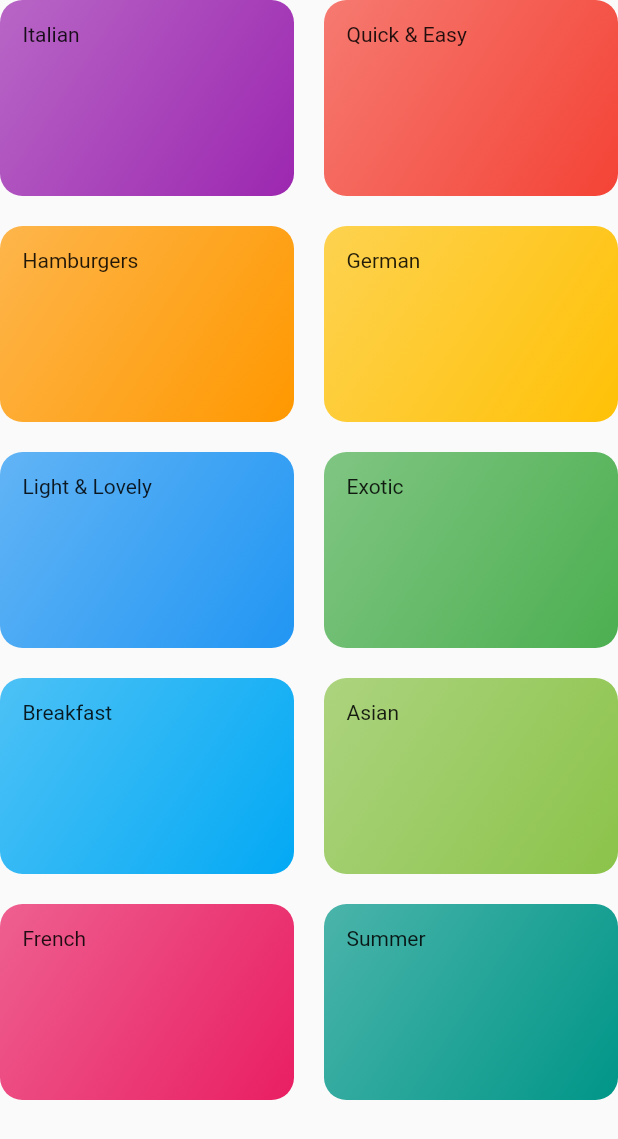
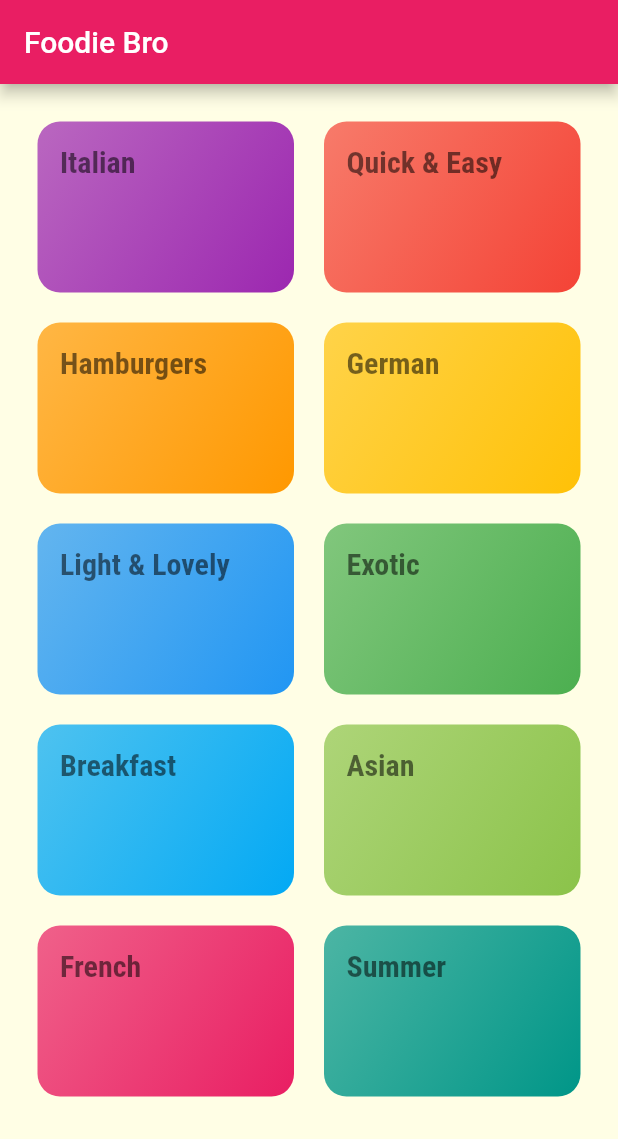
Before and after one commit to Sudhanva-Nadiger/foodie_bro, a Flutter app: the CategoriesScreen screen opened directly, on a phone screen of 412 x 824 dp. Shown: the top 1139 px of the screen. Run offline on Flutter 3.47's test engine with Material 2 defaults, Android fonts, the phone set to English and light mode, and no system bars.

Commit message:
feat: add assets and fonts
- feat: themimg
- seperate folders for all widgters and screens

```diff
--- a/lib/screens/categories_screen.dart
+++ b/lib/screens/categories_screen.dart
@@ -7,7 +7,12 @@ class CategoriesScreen extends StatelessWidget {
 
   @override
   Widget build(BuildContext context) {
-    return GridView(
+    return Scaffold(
+      appBar: AppBar(
+        title: const Text('Foodie Bro'),
+      ),
+      body: GridView(
+        padding: const EdgeInsets.all(25),
         gridDelegate: const SliverGridDelegateWithMaxCrossAxisExtent(
           maxCrossAxisExtent: 200,
           childAspectRatio: 3 / 2,
@@ -17,6 +22,7 @@ class CategoriesScreen extends StatelessWidget {
         children: DUMMY_CATEGORIES.map((catData) {
           return CategoryItem(catData.title, catData.color);
         }).toList(),
+      ),
     );
   }
 }
--- a/lib/widgets/category_item.dart
+++ b/lib/widgets/category_item.dart
@@ -18,7 +18,10 @@ class CategoryItem extends StatelessWidget {
         ),
         borderRadius: BorderRadius.circular(15),
       ),
-      child: Text(title),
+      child: Text(
+        title,
+        style: Theme.of(context).textTheme.headline2,
+      ),
     );
   }
 }
--- a/notes.txt
+++ b/notes.txt
@@ -2,3 +2,4 @@
     - ctrl+f > "//.\*n" > replace all
 - GridView and GridView.builder
     - both are same, but builder is used when there is large elements which we dont know the number of count
+- list map() method will return iterables so add .toList() at the end
```
Also changed, not shown: lib/main.dart (+20 -30 lines), pubspec.yaml (+17 -6 lines), assets/fonts/Raleway-Black.ttf (added), assets/fonts/Raleway-Bold.ttf (added), assets/fonts/Raleway-Regular.ttf (added), assets/fonts/RobotoCondensed-Bold.ttf (added), assets/fonts/RobotoCondensed-Italic.ttf (added), assets/fonts/RobotoCondensed-Light.ttf (added), assets/fonts/RobotoCondensed-Regular.ttf (added). Lines whose indentation alone changed are shown as unchanged.
